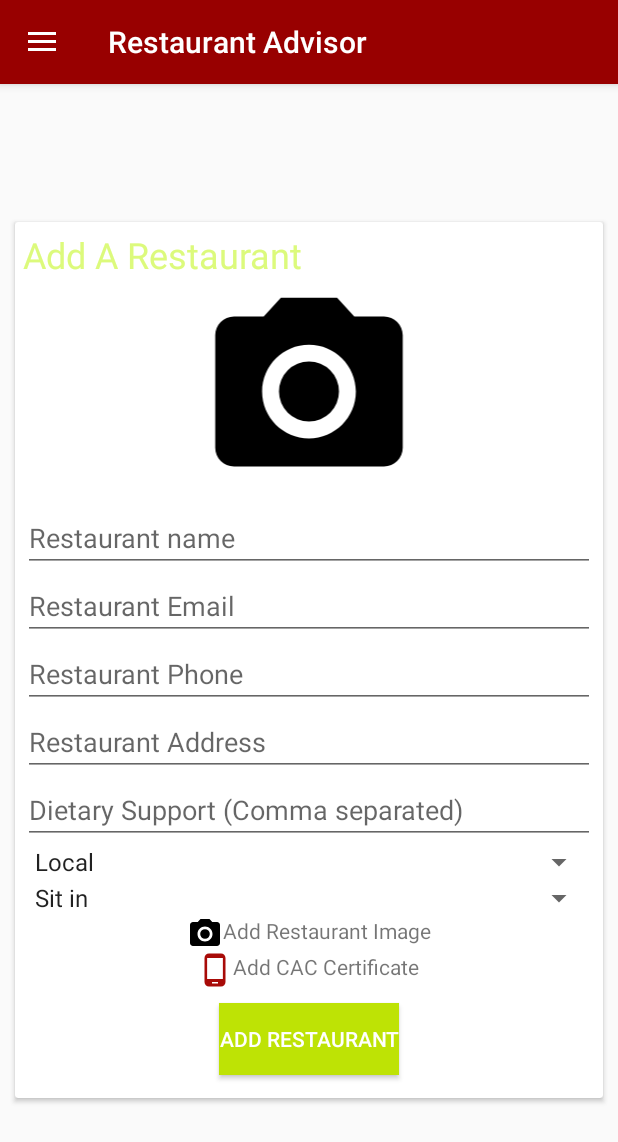
After one commit to BarkaBoss/FoodVisor, an Android app: the fragment AddRestaurant placed in its activity, on a phone screen of 412 x 824 dp. The commit adds this screen. Shown: the top 1142 px of the screen. Run offline under Robolectric (Android 15) with nearby library versions, the phone set to English and light mode, and no system bars; our stand-ins replace Firebase (no records; nobody signed in at launch, a user with empty details on screens opened directly).

Commit message:
Added Customer Add Restaurant

```diff
--- /dev/null
+++ b/app/src/main/java/xyz/nokt/btf/foodadvisor/AddRestaurant.java
@@ -0,0 +1,264 @@
+package xyz.nokt.btf.foodadvisor;
+
+import android.app.Activity;
+import android.content.Context;
+import android.content.Intent;
+import android.graphics.Bitmap;
+import android.net.Uri;
+import android.os.Bundle;
+import android.provider.MediaStore;
+import android.support.constraint.ConstraintLayout;
+import android.support.v4.app.Fragment;
+import android.view.LayoutInflater;
+import android.view.View;
+import android.view.ViewGroup;
+import android.widget.Button;
+import android.widget.EditText;
+import android.widget.ImageView;
+import android.widget.Spinner;
+import android.widget.TextView;
+import android.widget.Toast;
+
+import com.google.android.gms.tasks.OnSuccessListener;
+import com.google.firebase.database.DatabaseReference;
+import com.google.firebase.database.FirebaseDatabase;
+import com.google.firebase.storage.FirebaseStorage;
+import com.google.firebase.storage.StorageReference;
+import com.google.firebase.storage.UploadTask;
+
+import java.io.IOException;
+import java.text.DateFormat;
+import java.text.SimpleDateFormat;
+import java.util.Date;
+
+
+/**
+ * A simple {@link Fragment} subclass.
+ * Activities that contain this fragment must implement the
+ * {@link AddRestaurant.OnFragmentInteractionListener} interface
+ * to handle interaction events.
+ * Use the {@link AddRestaurant#newInstance} factory method to
+ * create an instance of this fragment.
+ */
+public class AddRestaurant extends Fragment{
+
+    private OnFragmentInteractionListener mListener;
+
+    DateFormat dateFormatWithTime = new SimpleDateFormat("dd-mm-yy HH:mm:ss");
+    Date date = new Date();
+
+    EditText edRestName, edRestMail, edRestPhone, edRestAddress, edFeatures;
+    Spinner localConti, sitinOut;
+    ImageView imgBanner;
+    Button btnAddRest;
+    TextView imgAddCam, tvCACert;
+    Uri locLink;
+    Uri locLinkX;
+
+    ConstraintLayout constraintLayout;
+
+    String strRestName, strEmail, strPhone, strAddress, strImgUrl, strImgUrlX, strFeatures, locUri, locUriX, locCont, sitInOut;
+
+    FirebaseDatabase fireDB = FirebaseDatabase.getInstance();
+    DatabaseReference dbRef = fireDB.getReference("Restaurants");
+
+    FirebaseStorage fireStore = FirebaseStorage.getInstance();
+    StorageReference storeRef = fireStore.getReference("restaurants"+dateFormatWithTime.format(date));
+
+    final int REQ_CODE = 42;
+    final int REQ_CODX = 43;
+    public AddRestaurant() {
+        // Required empty public constructor
+    }
+
+
+    public static AddRestaurant newInstance(String param1, String param2) {
+        AddRestaurant fragment = new AddRestaurant();
+        Bundle args = new Bundle();
+        fragment.setArguments(args);
+        return fragment;
+    }
+
+    @Override
+    public void onCreate(Bundle savedInstanceState) {
+        super.onCreate(savedInstanceState);
+        if (getArguments() != null) {
+        }
+    }
+
+    @Override
+    public View onCreateView(LayoutInflater inflater, ViewGroup container,
+                             Bundle savedInstanceState) {
+        // Inflate the layout for this fragment
+        View rootView = inflater.inflate(R.layout.fragment_add_restaurant, container, false);
+        edRestName = rootView.findViewById(R.id.edRestName);
+        edRestMail = rootView.findViewById(R.id.edRestEmail);
+        edRestPhone = rootView.findViewById(R.id.edRestPhone);
+        edRestAddress = rootView.findViewById(R.id.edRestAddress);
+        edFeatures = rootView.findViewById(R.id.edRestFeatures);
+
+        localConti = rootView.findViewById(R.id.spRestLocCont);
+        sitinOut = rootView.findViewById(R.id.spRestSitinOut);
+
+        imgAddCam = rootView.findViewById(R.id.imgAddCam);
+        tvCACert = rootView.findViewById(R.id.addCACert);
+
+        imgBanner = rootView.findViewById(R.id.imgBanner);
+
+        btnAddRest = rootView.findViewById(R.id.btnAddRest);
+
+        constraintLayout = rootView.findViewById(R.id.constraintLayout);
+
+        imgAddCam.setOnClickListener(new View.OnClickListener() {
+            @Override
+            public void onClick(View view) {
+                Intent loadFileIntent = new Intent(Intent.ACTION_OPEN_DOCUMENT);
+                loadFileIntent.addCategory(Intent.CATEGORY_OPENABLE);
+                loadFileIntent.setType("image/*");
+                startActivityForResult(loadFileIntent, REQ_CODE);
+            }
+        });
+        tvCACert.setOnClickListener(new View.OnClickListener() {
+            @Override
+            public void onClick(View view) {
+                Intent loadFileIntent = new Intent(Intent.ACTION_OPEN_DOCUMENT);
+                loadFileIntent.addCategory(Intent.CATEGORY_OPENABLE);
+                loadFileIntent.setType("image/*");
+                startActivityForResult(loadFileIntent, REQ_CODX);
+            }
+        });
+        btnAddRest.setOnClickListener(new View.OnClickListener() {
+            @Override
+            public void onClick(View view) {
+                if(locUri != null)
+                {
+                    storeRef.putFile(locLink).addOnSuccessListener(new OnSuccessListener<UploadTask.TaskSnapshot>() {
+                        @Override
+                        public void onSuccess(UploadTask.TaskSnapshot taskSnapshot) {
+                            strImgUrl = taskSnapshot.getDownloadUrl().toString();
+                            addRestaurant();
+                        }
+                    });
+                }
+                else {
+                    Toast.makeText(getContext(), "Make sure you attach Restaurant Photo", Toast.LENGTH_SHORT).show();
+                }
+
+                if (locUriX != null)
+                {
+                    storeRef.putFile(locLinkX).addOnSuccessListener(new OnSuccessListener<UploadTask.TaskSnapshot>() {
+                        @Override
+                        public void onSuccess(UploadTask.TaskSnapshot taskSnapshot) {
+                            strImgUrlX = taskSnapshot.getDownloadUrl().toString();
+                            addRestaurant();
+                        }
+                    });
+                }
+                else {
+                    Toast.makeText(getContext(), "Make sure you attach CAC certificate", Toast.LENGTH_SHORT).show();
+                }
+            }
+        });
+        return rootView;
+    }
+
+    @Override
+    public void onActivityResult(int requestCode, int resultCode, Intent data) {
+        super.onActivityResult(requestCode, resultCode, data);
+
+        if(requestCode == REQ_CODE && resultCode == Activity.RESULT_OK)
+        {
+            Uri uri = null;
+            if(data != null)
+            {
+                uri = data.getData();
+                locLink = uri;
+                locUri = uri.toString();
+
+                try {
+                    Bitmap bitmap = MediaStore.Images.Media.getBitmap(getContext().getContentResolver(), locLink);
+                    imgBanner.setImageBitmap(bitmap);
+                } catch (IOException e) {
+                    e.printStackTrace();
+                }
+            }
+        }
+        if(requestCode == REQ_CODX && resultCode == Activity.RESULT_OK)
+        {
+            Uri uri = null;
+            if(data != null)
+            {
+                uri = data.getData();
+                locLinkX = uri;
+                locUriX = uri.toString();
+
+                Toast.makeText(getContext(), "Certificate Added", Toast.LENGTH_SHORT).show();
+            }
+        }
+    }
+
+    public void addRestaurant()
+    {
+        strRestName = edRestName.getText().toString().trim();
+        strEmail = edRestMail.getText().toString().trim();
+        strPhone = edRestPhone.getText().toString().trim();
+        strAddress = edRestAddress.getText().toString().trim();
+        strFeatures = edFeatures.getText().toString().trim();
+        locCont = localConti.getSelectedItem().toString().trim();
+        sitInOut = sitinOut.getSelectedItem().toString().trim();
+
+        String id = dbRef.push().getKey();
+        RestaurantObj restaurantObj = new RestaurantObj( strRestName,
+                id,
+                strEmail,
+                strPhone,
+                strAddress,
+                strImgUrl,
+                strFeatures,
+                locCont,
+                sitInOut,
+                strImgUrlX);
+
+        dbRef.child(id).setValue(restaurantObj);
+
+        edRestName.setText("");
+        edRestMail.setText("");
+        edRestPhone.setText("");
+        edRestAddress.setText("");
+        edFeatures.setText("");
+
+        Toast.makeText(getContext(), "New Restaurant Uploaded", Toast.LENGTH_LONG).show();
+        /*Snackbar yummy = Snackbar.make(constraintLayout, "", Snackbar.LENGTH_LONG);
+        yummy.show();*/
+    }
+
+    // TODO: Rename method, update argument and hook method into UI event
+    public void onButtonPressed(Uri uri) {
+        if (mListener != null) {
+            mListener.onFragmentInteraction(uri);
+        }
+    }
+
+    @Override
+    public void onAttach(Context context) {
+        super.onAttach(context);
+        if (context instanceof OnFragmentInteractionListener) {
+            mListener = (OnFragmentInteractionListener) context;
+        } else {
+            throw new RuntimeException(context.toString()
+                    + " must implement OnFragmentInteractionListener");
+        }
+    }
+
+    @Override
+    public void onDetach() {
+        super.onDetach();
+        mListener = null;
+    }
+
+
+    public interface OnFragmentInteractionListener {
+        // TODO: Update argument type and name
+        void onFragmentInteraction(Uri uri);
+    }
+}
--- a/app/src/main/java/xyz/nokt/btf/foodadvisor/BlankFragment.java
+++ b/app/src/main/java/xyz/nokt/btf/foodadvisor/BlankFragment.java
@@ -23,7 +23,7 @@ public class BlankFragment extends Fragment {
     }
     TextView tvMessage;
     Button btnYes, btnNo, btnNorthern, btnYoruba, btnIgbo, btnVegan, btnHalal, btnGluten, btnDiab,
-            btnChinese, btnIndian, btnLebanese, btnContinental;
+            btnChinese, btnIndian, btnLebanese, btnContinental, btnfastFood;
     LinearLayout linearLayout, lineMain, lineDiet, linefore;
 
     @Override
@@ -57,6 +57,7 @@ public class BlankFragment extends Fragment {
         btnIndian = rootView.findViewById(R.id.indian);
         btnLebanese = rootView.findViewById(R.id.lebanese);
         btnContinental = rootView.findViewById(R.id.continental);
+        btnfastFood = rootView.findViewById(R.id.fastfoof);
 
         linearLayout = rootView.findViewById(R.id.local);
         lineMain = rootView.findViewById(R.id.linMain);
@@ -96,6 +97,7 @@ public class BlankFragment extends Fragment {
 
         if(linearLayout.getVisibility() != View.GONE || linearLayout.getVisibility() != View.INVISIBLE)
         {
+            tvMessage.setText("Which is your preference?");
             btnNorthern.setOnClickListener(new View.OnClickListener() {
                 @Override
                 public void onClick(View view) {
@@ -134,10 +136,23 @@ public class BlankFragment extends Fragment {
                             .commit();
                 }
             });
+            btnIgbo.setOnClickListener(new View.OnClickListener() {
+                @Override
+                public void onClick(View view) {
+                    bundle.putString("localForeign", "fast");
+                    android.support.v4.app.FragmentManager fragmentManager = getActivity().getSupportFragmentManager();
+                    android.support.v4.app.FragmentTransaction ft = fragmentManager.beginTransaction();
+                    AutoRecommendedRestaurant autoRec = new AutoRecommendedRestaurant();
+                    autoRec.setArguments(bundle);
+                    ft.replace(R.id.frag_main, autoRec).addToBackStack(null)
+                            .commit();
+                }
+            });
         }
 
         if(lineDiet.getVisibility() != View.GONE || lineDiet.getVisibility() != View.INVISIBLE)
         {
+            tvMessage.setText("Which is your preference?");
             btnVegan.setOnClickListener(new View.OnClickListener() {
                 @Override
                 public void onClick(View view) {
@@ -189,6 +204,7 @@ public class BlankFragment extends Fragment {
         }
         if(linefore.getVisibility() != View.GONE || linefore.getVisibility() != View.INVISIBLE)
         {
+            tvMessage.setText("Which is your preference?");
             btnChinese.setOnClickListener(new View.OnClickListener() {
                 @Override
                 public void onClick(View view) {
@@ -250,6 +266,7 @@ public class BlankFragment extends Fragment {
             public void onClick(View view) {
                 lineMain.setVisibility(View.GONE);
                 lineDiet.setVisibility(View.VISIBLE);
+                tvMessage.setText("Which is your preference?");
                 }
         });
 
@@ -274,6 +291,7 @@ public class BlankFragment extends Fragment {
             public void onClick(View view) {
                 lineMain.setVisibility(View.GONE);
                 linefore.setVisibility(View.VISIBLE);
+                tvMessage.setText("Which is your preference?");
             }
         });
 
@@ -282,6 +300,7 @@ public class BlankFragment extends Fragment {
             public void onClick(View view) {
                 lineMain.setVisibility(View.GONE);
                 linearLayout.setVisibility(View.VISIBLE);
+                tvMessage.setText("Which is your preference?");
             }
         });
     }
@@ -308,7 +327,7 @@ public class BlankFragment extends Fragment {
     public void onResume() {
         super.onResume();
 
-        getActivity().setTitle("Food Advisor");
+        getActivity().setTitle("Restaurant Advisor");
         if (lineMain.getVisibility() == View.GONE) {
             linearLayout.setVisibility(View.GONE);
             lineMain.setVisibility(View.VISIBLE);
--- a/app/src/main/java/xyz/nokt/btf/foodadvisor/ViewRestaurants.java
+++ b/app/src/main/java/xyz/nokt/btf/foodadvisor/ViewRestaurants.java
@@ -97,7 +97,7 @@ public class ViewRestaurants extends Fragment implements SearchView.OnQueryTextL
         LayoutInflater inflater = getLayoutInflater();
         final View dialogView = inflater.inflate(R.layout.dialog_nav, null);
         dialogBuilder.setView(dialogView);
-        dialogBuilder.setTitle("Food Adivsor");
+        dialogBuilder.setTitle("Restaurant Adivsor");
         final AlertDialog ab = dialogBuilder.create();
 
         final TextView tvMessage = dialogView.findViewById(R.id.tvDiagMessage);
@@ -306,7 +306,7 @@ public class ViewRestaurants extends Fragment implements SearchView.OnQueryTextL
     @Override
     public void onResume() {
         super.onResume();
-        getActivity().setTitle("List of Restaurants");
+        getActivity().setTitle("Restaurants");
     }
 
     @Override
--- a/app/src/main/res/layout/content_main.xml
+++ b/app/src/main/res/layout/content_main.xml
@@ -6,6 +6,7 @@
     android:layout_height="match_parent"
     app:layout_behavior="@string/appbar_scrolling_view_behavior"
     tools:context=".MainActivity"
+    android:id="@+id/constraintLayout"
     tools:showIn="@layout/app_bar_main">
 
     <FrameLayout
--- /dev/null
+++ b/app/src/main/res/layout/fragment_add_restaurant.xml
@@ -0,0 +1,117 @@
+<?xml version="1.0" encoding="utf-8"?>
+<FrameLayout xmlns:android="http://schemas.android.com/apk/res/android"
+    xmlns:tools="http://schemas.android.com/tools"
+    android:layout_width="match_parent"
+    android:layout_height="match_parent"
+    tools:context=".AddRestaurant">
+
+    <RelativeLayout
+        android:layout_width="match_parent"
+        android:layout_height="match_parent"
+        tools:context=".Register">
+
+        <ScrollView
+            android:layout_centerHorizontal="true"
+            android:layout_centerVertical="true"
+            android:layout_width="match_parent"
+            android:layout_height="wrap_content">
+            <android.support.v7.widget.CardView
+
+                android:layout_margin="10dp"
+                android:layout_width="match_parent"
+                android:layout_height="wrap_content">
+                <LinearLayout
+                    android:layout_width="match_parent"
+                    android:layout_height="wrap_content"
+                    android:gravity="center"
+                    android:orientation="vertical"
+                    android:padding="5dp">
+                    <TextView
+                        android:layout_width="match_parent"
+                        android:layout_height="wrap_content"
+                        android:textSize="24sp"
+                        android:textColor="@color/colorPrimaryDark"
+                        android:text="Add A Restaurant"/>
+                    <ImageView
+                        android:id="@+id/imgBanner"
+                        android:layout_width="300dp"
+                        android:layout_height="150dp"
+                        android:src="@drawable/ic_menu_camera"
+                        />
+                    <EditText
+                        android:id="@+id/edRestName"
+                        android:layout_width="match_parent"
+                        android:layout_height="wrap_content"
+                        android:inputType="text"
+                        android:hint="Restaurant name"/>
+                    <EditText
+                        android:id="@+id/edRestEmail"
+                        android:layout_width="match_parent"
+                        android:layout_height="wrap_content"
+                        android:inputType="textEmailAddress"
+                        android:hint="Restaurant Email"/>
+                    <EditText
+                        android:id="@+id/edRestPhone"
+                        android:layout_width="match_parent"
+                        android:layout_height="wrap_content"
+                        android:inputType="number"
+                        android:hint="Restaurant Phone"/>
+                    <EditText
+                        android:id="@+id/edRestAddress"
+                        android:layout_width="match_parent"
+                        android:layout_height="wrap_content"
+                        android:inputType="text"
+                        android:hint="Restaurant Address"/>
+                    <EditText
+                        android:id="@+id/edRestFeatures"
+                        android:layout_width="match_parent"
+                        android:layout_height="wrap_content"
+                        android:inputType="text"
+                        android:hint="Dietary Support (Comma separated)"/>
+                    <Spinner
+                        android:id="@+id/spRestLocCont"
+                        android:layout_width="match_parent"
+                        android:layout_height="wrap_content"
+                        android:entries="@array/locCont"
+                        />
+                    <Spinner
+                        android:id="@+id/spRestSitinOut"
+                        android:layout_width="match_parent"
+                        android:layout_height="wrap_content"
+                        android:entries="@array/sitting"
+                        />
+                    <TextView
+                        android:id="@+id/imgAddCam"
+                        android:layout_width="wrap_content"
+                        android:layout_height="wrap_content"
+                        android:drawableLeft="@drawable/ic_menu_camera"
+                        android:text="Add Restaurant Image"/>
+                    <TextView
+                        android:id="@+id/addCACert"
+                        android:layout_width="wrap_content"
+                        android:layout_height="wrap_content"
+                        android:drawableLeft="@drawable/ic_phone_android_black_24dp"
+                        android:text="Add CAC Certificate"/>
+                    <Button
+                        android:id="@+id/btnAddRest"
+                        android:layout_margin="10dp"
+                        android:layout_width="wrap_content"
+                        android:layout_height="wrap_content"
+                        android:background="@color/colorAccent"
+                        android:textColor="#FFF"
+                        android:text="Add restaurant"/>
+                </LinearLayout>
+            </android.support.v7.widget.CardView>
+        </ScrollView>
+
+        <ProgressBar
+            android:id="@+id/regProgressBar"
+            android:layout_width="wrap_content"
+            android:layout_height="wrap_content"
+            android:layout_centerHorizontal="true"
+            android:layout_centerVertical="true"
+            android:visibility="gone"
+            />
+    </RelativeLayout>
+
+</FrameLayout>
--- a/app/src/main/res/menu/activity_main_drawer.xml
+++ b/app/src/main/res/menu/activity_main_drawer.xml
@@ -21,6 +21,10 @@
                 android:icon="@drawable/ic_menu_manage"
                 android:title="Change Dietary setting" /-->
             <item
+                android:id="@+id/op_add_rest"
+                android:icon="@drawable/ic_menu_manage"
+                android:title="Add Restaurant"/>
+            <item
                 android:id="@+id/signOut"
                 android:icon="@drawable/ic_menu_send"
                 android:title="Sign Out" />
--- a/app/src/main/res/values/strings.xml
+++ b/app/src/main/res/values/strings.xml
@@ -1,13 +1,24 @@
 <resources>
-    <string name="app_name">Food Advisor</string>
+    <string name="app_name">Restaurant Advisor</string>
     <string name="navigation_drawer_open">Open navigation drawer</string>
     <string name="navigation_drawer_close">Close navigation drawer</string>
-    <string name="nav_header_title">Food Advisor</string>
-    <string name="nav_header_subtitle">food.advisor@restaurant.com</string>
+    <string name="nav_header_title">Restaurant Advisor</string>
+    <string name="nav_header_subtitle">restaurant.advisor@restaurant.com</string>
     <string name="nav_header_desc">Navigation header</string>
     <string name="action_settings">Settings</string>
     <string name="title_activity_detailed_restaurant">Map</string>
 
     <!-- TODO: Remove or change this placeholder text -->
     <string name="hello_blank_fragment">Hello blank fragment</string>
+    <string-array name="locCont">
+        <item>Local</item>
+        <item> Continental</item>
+        <item>Local and Continental</item>
+    </string-array>
+    <string-array name="sitting">
+        <item>Sit in</item>
+        <item>Takeout</item>
+        <item>Reservations</item>
+        <item>Sit in and Takeout</item>
+    </string-array>
 </resources>
```
Also changed, not shown: app/src/debug/res/fragment_add_restaurant.xml (added, +110 -0 lines), app/src/main/java/xyz/nokt/btf/foodadvisor/MainActivity.java (+7 -4 lines), app/src/main/java/xyz/nokt/btf/foodadvisor/RestaurantObj.java (+14 -1 lines), app/src/main/res/layout/fragment_blank.xml (+19 -11 lines).
